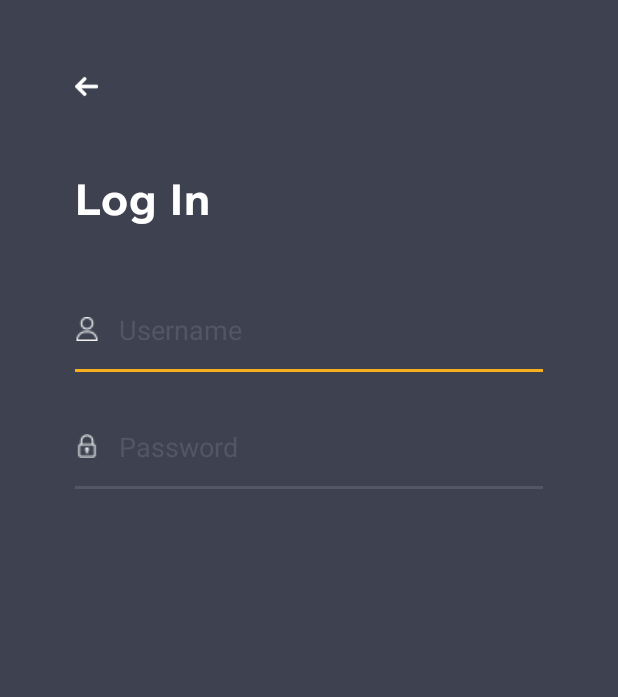
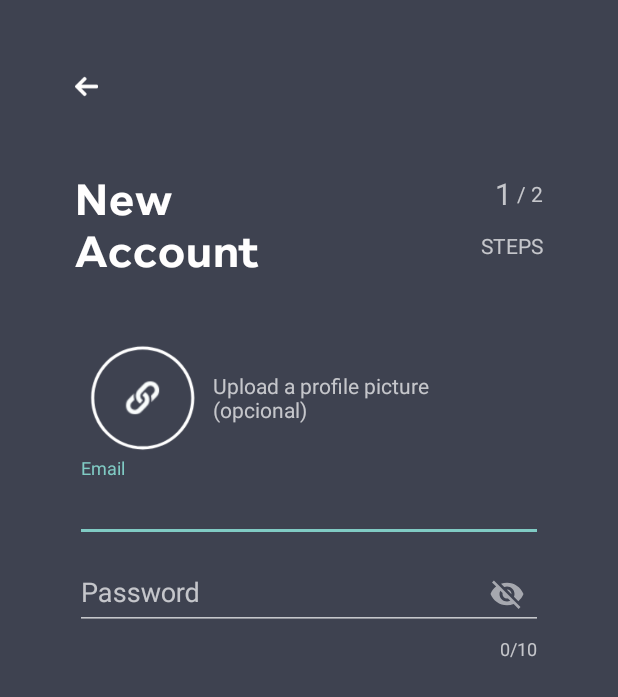
Before and after one commit to fparra00/Lawyer_Selector, an Android app: the screen it shows after launch (LoginActivity before the commit, SignupActivity after it), after a tap on "Log In", on a phone screen of 412 x 824 dp. Shown: the top 697 px of the screen. Run offline under Robolectric (Android 15) with nearby library versions, the phone set to English and light mode, and no system bars; Roboto replaces fonts that are not available here; 1 statement that could not run was skipped.

Commit message:
Sign Up Design

```diff
--- a/app/build.gradle
+++ b/app/build.gradle
@@ -38,7 +38,12 @@ dependencies {
     implementation 'androidx.appcompat:appcompat:1.4.1'
     implementation 'com.google.android.material:material:1.5.0'
     implementation 'androidx.constraintlayout:constraintlayout:2.1.3'
+    implementation("com.google.android.material:material:1.7.0-alpha01")
+
+
+
     testImplementation 'junit:junit:4.13.2'
     androidTestImplementation 'androidx.test.ext:junit:1.1.3'
     androidTestImplementation 'androidx.test.espresso:espresso-core:3.4.0'
+
 }
--- a/app/src/main/AndroidManifest.xml
+++ b/app/src/main/AndroidManifest.xml
@@ -10,8 +10,11 @@
         android:supportsRtl="true"
         android:theme="@style/Theme.AppCompat.NoActionBar">
         <activity
+            android:name=".SignupActivity"
+            android:exported="false" />
+        <activity
             android:name=".SplashScreenActivity"
-            android:exported="true" >
+            android:exported="true">
             <intent-filter>
                 <action android:name="android.intent.action.MAIN" />
 
@@ -23,9 +26,7 @@
             android:exported="false" />
         <activity
             android:name=".MainActivity"
-            android:exported="true">
-
-        </activity>
+            android:exported="true"></activity>
 
         <meta-data
             android:name="preloaded_fonts"
--- a/app/src/main/java/com/example/lawyerselectorv2/MainActivity.kt
+++ b/app/src/main/java/com/example/lawyerselectorv2/MainActivity.kt
@@ -17,7 +17,7 @@ class MainActivity : AppCompatActivity() {
     }
 
     fun goToLoginView(){
-        val intent = Intent(this, LoginActivity::class.java)
+        val intent = Intent(this, SignupActivity::class.java)
         startActivity(intent)
     }
 
--- /dev/null
+++ b/app/src/main/java/com/example/lawyerselectorv2/SignupActivity.kt
@@ -0,0 +1,11 @@
+package com.example.lawyerselectorv2
+
+import androidx.appcompat.app.AppCompatActivity
+import android.os.Bundle
+
+class SignupActivity : AppCompatActivity() {
+    override fun onCreate(savedInstanceState: Bundle?) {
+        super.onCreate(savedInstanceState)
+        setContentView(R.layout.activity_signup)
+    }
+}
--- a/app/src/main/java/com/example/lawyerselectorv2/SplashScreenActivity.kt
+++ b/app/src/main/java/com/example/lawyerselectorv2/SplashScreenActivity.kt
@@ -22,12 +22,13 @@ class SplashScreenActivity : AppCompatActivity() {
 
         txtLawyer.animation = anim2
         txtSelector.animation = anim2
+        pBar.animation = anim2
         imLogo.animation = anim
 
         Handler(Looper.getMainLooper()).postDelayed({
             val mainIntent = Intent(this, MainActivity::class.java)
             startActivity(mainIntent)
             finish()
-        }, 3000)
+        }, 3500)
     }
 }
--- /dev/null
+++ b/app/src/main/res/drawable/progress_bar_splash_screen.xml
@@ -0,0 +1,13 @@
+<?xml version="1.0" encoding="utf-8"?>
+<rotate xmlns:android="http://schemas.android.com/apk/res/android"
+    android:pivotX="50%" android:pivotY="50%" android:fromDegrees="0"
+    android:toDegrees="360">
+    <shape android:shape="ring" android:innerRadiusRatio="3"
+        android:thicknessRatio="9" android:useLevel="false">
+        <size android:width="76dip" android:height="76dip" />
+        <gradient android:type="sweep" android:useLevel="false"
+            android:startColor="@color/bgWhite"
+            android:endColor="#cfb175"
+            android:angle="0"/>
+    </shape>
+</rotate>
--- /dev/null
+++ b/app/src/main/res/layout/activity_signup.xml
@@ -0,0 +1,158 @@
+<?xml version="1.0" encoding="utf-8"?>
+<LinearLayout xmlns:android="http://schemas.android.com/apk/res/android"
+    xmlns:app="http://schemas.android.com/apk/res-auto"
+    xmlns:tools="http://schemas.android.com/tools"
+    android:id="@+id/AppPrincipal"
+    android:layout_width="match_parent"
+    android:layout_height="match_parent"
+    android:background="@color/bgLogin"
+    android:orientation="vertical"
+    android:padding="50dp"
+    tools:context=".LoginActivity">
+
+    <LinearLayout
+        android:id="@+id/lyContainer"
+        android:layout_width="match_parent"
+        android:layout_height="match_parent"
+        android:orientation="vertical">
+
+        <LinearLayout
+            android:id="@+id/lyArrow"
+            android:layout_width="match_parent"
+            android:layout_height="wrap_content"
+            android:orientation="vertical">
+
+            <LinearLayout
+                android:id="@+id/arrow"
+                android:layout_width="15dp"
+                android:layout_height="15dp"
+                android:background="@drawable/arrow_icon"
+                android:orientation="vertical"></LinearLayout>
+        </LinearLayout>
+
+        <LinearLayout
+            android:id="@+id/lyText"
+            android:layout_width="match_parent"
+            android:layout_height="wrap_content"
+            android:paddingTop="50dp">
+
+            <TextView
+                android:id="@+id/txtLogIn"
+                android:layout_width="wrap_content"
+                android:layout_height="wrap_content"
+                android:fontFamily="@font/foundry_context"
+                android:letterSpacing="0.02"
+                android:text="New \nAccount"
+                android:textColor="@color/bgWhite"
+                android:textSize="30dp" />
+
+            <LinearLayout
+                android:layout_width="match_parent"
+                android:layout_height="match_parent"
+                android:gravity="right"
+                android:orientation="vertical">
+
+                <LinearLayout
+                    android:layout_width="wrap_content"
+                    android:layout_height="wrap_content"
+                    android:gravity="center|fill_horizontal|center_vertical"
+                    android:paddingLeft="70dp">
+
+                    <TextView
+                        android:id="@+id/txt"
+                        android:layout_width="wrap_content"
+                        android:layout_height="wrap_content"
+                        android:text="1"
+                        android:textSize="20dp" />
+
+                    <TextView
+                        android:id="@+id/txt3"
+                        android:layout_width="wrap_content"
+                        android:layout_height="wrap_content"
+                        android:text=" / 2" />
+
+                </LinearLayout>
+
+                <LinearLayout
+                    android:layout_width="match_parent"
+                    android:layout_height="match_parent"
+                    android:gravity="clip_horizontal|center|center_horizontal|fill_horizontal"
+                    android:orientation="horizontal"
+                    android:paddingLeft="60dp">
+
+                    <TextView
+                        android:id="@+id/textView3"
+                        android:layout_width="wrap_content"
+                        android:layout_height="wrap_content"
+                        android:layout_weight="1"
+                        android:gravity="right"
+                        android:text="STEPS" />
+                </LinearLayout>
+
+            </LinearLayout>
+
+        </LinearLayout>
+
+        <LinearLayout
+            android:layout_width="match_parent"
+            android:layout_height="wrap_content"
+            android:orientation="horizontal"
+            android:paddingTop="40dp">
+
+            <ImageView
+                android:id="@+id/imageView4"
+                android:layout_width="20dp"
+                android:layout_height="80dp"
+                android:layout_weight="1"
+                app:srcCompat="@drawable/icon_chain" />
+
+            <TextView
+                android:id="@+id/textView5"
+                android:layout_width="wrap_content"
+                android:layout_height="match_parent"
+                android:layout_weight="1"
+                android:gravity="center_vertical"
+                android:text="Upload a profile picture \n(opcional)" />
+        </LinearLayout>
+
+        <LinearLayout
+            android:layout_width="match_parent"
+            android:layout_height="match_parent"
+            android:orientation="vertical"
+            >
+
+            <com.google.android.material.textfield.TextInputLayout
+                android:id="@+id/textField"
+                android:layout_width="match_parent"
+                android:layout_height="wrap_content"
+                android:hint="Email"
+                app:endIconMode="clear_text">
+
+                <com.google.android.material.textfield.TextInputEditText
+                    android:layout_width="match_parent"
+                    android:layout_height="wrap_content"
+                    tools:ignore="TouchTargetSizeCheck" />
+
+            </com.google.android.material.textfield.TextInputLayout>
+
+            <com.google.android.material.textfield.TextInputLayout
+                android:id="@+id/textField2"
+                android:layout_width="match_parent"
+                android:layout_height="wrap_content"
+                android:inputType="textPassword"
+                android:hint="Password"
+                app:counterEnabled="true"
+                app:counterMaxLength="10"
+                app:endIconMode="password_toggle">
+
+
+                <com.google.android.material.textfield.TextInputEditText
+                    android:layout_width="match_parent"
+                    android:layout_height="wrap_content"
+                    />
+
+            </com.google.android.material.textfield.TextInputLayout>
+        </LinearLayout>
+
+    </LinearLayout>
+</LinearLayout>
--- a/app/src/main/res/layout/activity_splash_screen.xml
+++ b/app/src/main/res/layout/activity_splash_screen.xml
@@ -42,7 +42,6 @@
         android:fontFamily="@font/abel"
         android:text="Lawyer"
         android:textColor="#cfb175"
-
         android:textSize="50sp"
         app:layout_constraintBottom_toBottomOf="parent"
         app:layout_constraintEnd_toEndOf="parent"
@@ -50,4 +49,21 @@
         app:layout_constraintTop_toTopOf="parent"
         app:layout_constraintVertical_bias="0.78" />
 
+    <ProgressBar
+        android:id="@+id/pBar"
+        style="?android:attr/progressBarStyle"
+        android:layout_width="wrap_content"
+        android:layout_height="wrap_content"
+        android:layout_marginStart="183dp"
+        android:layout_marginTop="24dp"
+        android:indeterminate="true"
+        android:indeterminateDrawable="@drawable/progress_bar_splash_screen"
+        android:progress="0"
+        android:layout_marginEnd="180dp"
+        android:layout_marginBottom="68dp"
+        app:layout_constraintBottom_toBottomOf="parent"
+        app:layout_constraintEnd_toEndOf="parent"
+        app:layout_constraintStart_toStartOf="parent"
+        app:layout_constraintTop_toBottomOf="@+id/imLogo" />
+
 </androidx.constraintlayout.widget.ConstraintLayout>
--- a/app/src/main/res/values-night/themes.xml
+++ b/app/src/main/res/values-night/themes.xml
@@ -1,16 +1,8 @@
 <resources xmlns:tools="http://schemas.android.com/tools">
     <!-- Base application theme. -->
-    <style name="Theme.LawyerSelectorv2" parent="Theme.MaterialComponents.DayNight.DarkActionBar">
+    <style name="AppTheme" parent="Theme.MaterialComponents.Light.NoActionBar">
         <!-- Primary brand color. -->
-        <item name="colorPrimary">@color/purple_200</item>
-        <item name="colorPrimaryVariant">@color/purple_700</item>
-        <item name="colorOnPrimary">@color/black</item>
-        <!-- Secondary brand color. -->
-        <item name="colorSecondary">@color/teal_200</item>
-        <item name="colorSecondaryVariant">@color/teal_200</item>
-        <item name="colorOnSecondary">@color/black</item>
-        <!-- Status bar color. -->
-        <item name="android:statusBarColor" tools:targetApi="l">?attr/colorPrimaryVariant</item>
+
         <!-- Customize your theme here. -->
     </style>
 </resources>
--- a/app/src/main/res/values/themes.xml
+++ b/app/src/main/res/values/themes.xml
@@ -1,16 +1,7 @@
 <resources xmlns:tools="http://schemas.android.com/tools">
     <!-- Base application theme. -->
-    <style name="Theme.LawyerSelectorv2" parent="Theme.MaterialComponents.DayNight.DarkActionBar">
-        <!-- Primary brand color. -->
-        <item name="colorPrimary">@color/purple_500</item>
-        <item name="colorPrimaryVariant">@color/purple_700</item>
-        <item name="colorOnPrimary">@color/white</item>
-        <!-- Secondary brand color. -->
-        <item name="colorSecondary">@color/teal_200</item>
-        <item name="colorSecondaryVariant">@color/teal_700</item>
-        <item name="colorOnSecondary">@color/black</item>
-        <!-- Status bar color. -->
-        <item name="android:statusBarColor" tools:targetApi="l">?attr/colorPrimaryVariant</item>
+    <style name="AppTheme" parent="Theme.MaterialComponents.Light.NoActionBar">
         <!-- Customize your theme here. -->
+
     </style>
 </resources>
```
Also changed, not shown: app/src/main/res/drawable-v24/icon_chain.png (added), gradle.properties (line endings or trailing spaces).
